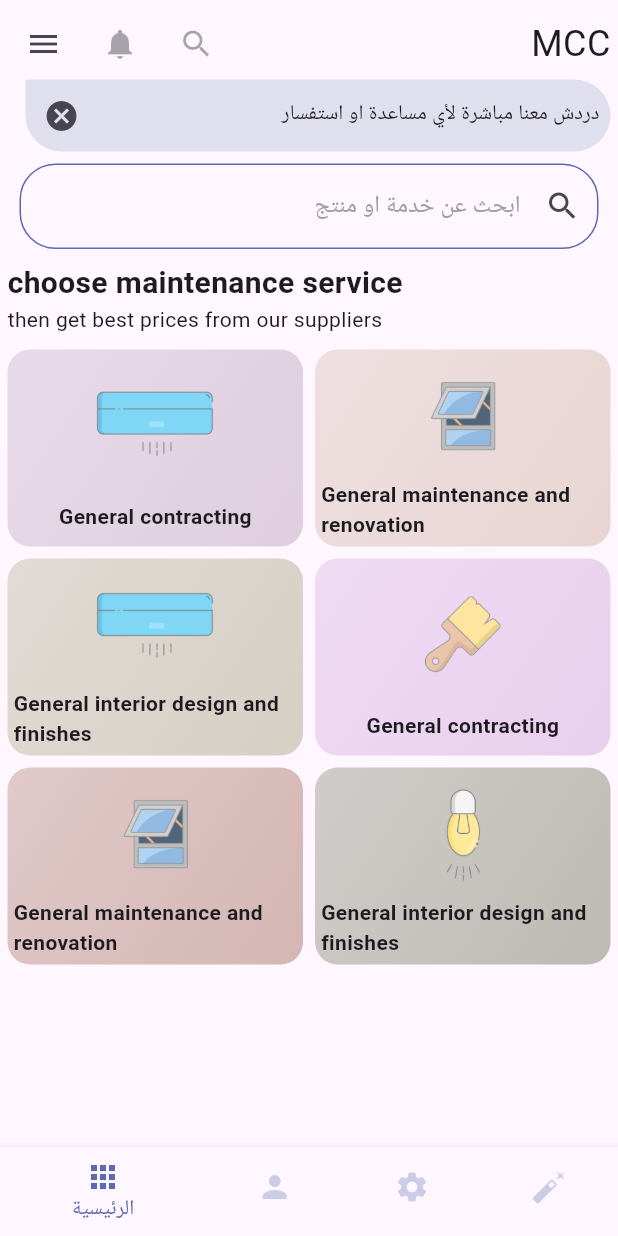
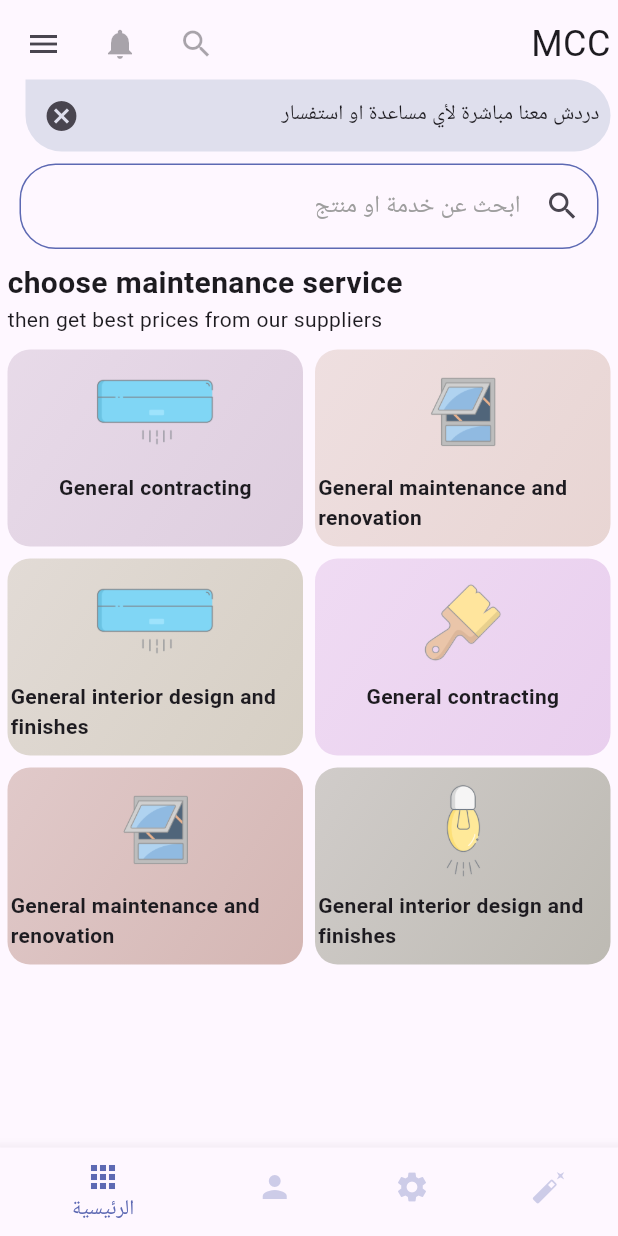
Before and after one commit to OmarWagih95/mcc24, a Flutter app: the mainpage screen opened by its route, on a phone screen of 412 x 824 dp. Run offline on Flutter 3.47's test engine with Material 3 defaults, Android fonts, the phone set to English and light mode, and no system bars; our stand-ins replace equatable, firebase_core, flutter_bloc, flutter_screenutil; accounts and stored records are empty.

Commit message:
adding files & change color file with related screens

```diff
--- a/lib/constants/colors.dart
+++ b/lib/constants/colors.dart
@@ -1,11 +1,18 @@
-import 'dart:ui';
+import 'package:flutter/material.dart';
 
-class AppColors{
-  static final Color textColor1= Color(0xFF989acd);
+class ColorsManager {
+  static final Color textColor1 = Color(0xFF989acd);
   static final Color textColor2 = Color(0xFF878593);
-  static final Color bigTextColor=Color(0xFF2e2e31);
-  static final Color mainColor= Color(0xFF5d69b3);
+  static final Color bigTextColor = Color(0xFF2e2e31);
+  static final Color mainColor = Color(0xFF5d69b3);
   static final Color starColor = Color(0xFFe7bb4e);
   static final Color mainTextColor = Color(0xFFababad);
   static final Color buttonBackground = Color(0xFFf1f1f9);
+  static const Color mainBlue = Color(0xff247CFF);
+  static const Color secondryBlue = Color(0xff247CFF);
+  static const Color darkBlue = Color(0xff242424);
+  static const Color gray = Colors.grey;
+  static const Color lightGray = Color(0xffEDEDED);
+  static const Color lighterGray = Color(0xffFAFAFB);
+  static const Color darkGray = Color(0xffC2C2C2);
 }
--- a/lib/views/OnbordingPage.dart
+++ b/lib/views/OnbordingPage.dart
@@ -106,7 +106,7 @@ class _welcomState extends State<onboardingPage> {
                                     style: ButtonStyle(
                                         backgroundColor:
                                             MaterialStatePropertyAll(
-                                                AppColors.mainColor)),
+                                                ColorsManager.mainColor)),
                                     onPressed: () {
                                       Navigator.pushNamed(
                                           context, '${Routes.mainPage}');
--- a/lib/views/navpages/main_page.dart
+++ b/lib/views/navpages/main_page.dart
@@ -30,8 +30,8 @@ class _mainpageState extends State<mainpage> {
     return Scaffold(
         bottomNavigationBar: BottomNavigationBar(
             type: BottomNavigationBarType.shifting,
-            selectedItemColor: AppColors.mainColor,
-            unselectedItemColor: AppColors.mainColor.withOpacity(.3),
+            selectedItemColor: ColorsManager.mainColor,
+            unselectedItemColor: ColorsManager.mainColor.withOpacity(.3),
             currentIndex: Currindx,
             onTap: (e) => ontap(e),
             items: [
--- a/lib/widgets/Dots.dart
+++ b/lib/widgets/Dots.dart
@@ -20,8 +20,8 @@ class Dots extends StatelessWidget {
                   decoration: BoxDecoration(
                       borderRadius: BorderRadius.circular(8),
                       color: (Pageindex == index)
-                          ? AppColors.mainColor
-                          : AppColors.mainColor.withOpacity(0.3)),
+                          ? ColorsManager.mainColor
+                          : ColorsManager.mainColor.withOpacity(0.3)),
                 )))
       ],
     );
--- a/lib/widgets/Mybutton.dart
+++ b/lib/widgets/Mybutton.dart
@@ -23,7 +23,7 @@ class Mybutton extends StatelessWidget {
           width: (!extended) ? 80 : 250,
           decoration: BoxDecoration(
             borderRadius: BorderRadius.all(Radius.circular(20)),
-            color: AppColors.mainColor,
+            color: ColorsManager.mainColor,
           ),
           child: Padding(
               padding: EdgeInsets.all(0),
--- a/lib/widgets/category_item.dart
+++ b/lib/widgets/category_item.dart
@@ -32,7 +32,7 @@ class categoryItem extends StatelessWidget {
       child: Container(
         foregroundDecoration: BoxDecoration(),
         padding: EdgeInsets.all(
-            4), ////need to changed with better code for text size
+            2), ////need to changed with better code for text size
         decoration: BoxDecoration(
             gradient: LinearGradient(
                 colors: [color.withOpacity(0.7), color],
@@ -40,7 +40,7 @@ class categoryItem extends StatelessWidget {
                 end: Alignment.bottomRight),
             borderRadius: BorderRadius.circular(15)),
         child: Column(
-          mainAxisAlignment: MainAxisAlignment.spaceAround,
+          // mainAxisAlignment: MainAxisAlignment.spaceAround,
           children: [
             Image.asset(
               Logoimg,
--- a/lib/widgets/homePageHelperWidgets.dart
+++ b/lib/widgets/homePageHelperWidgets.dart
@@ -27,12 +27,12 @@ class searchbar extends StatelessWidget {
         decoration: InputDecoration(
             enabledBorder: OutlineInputBorder(
                 borderRadius: BorderRadius.circular(24),
-                borderSide: BorderSide(color: AppColors.mainColor)),
+                borderSide: BorderSide(color: ColorsManager.mainColor)),
             focusedBorder: OutlineInputBorder(
                 borderRadius: BorderRadius.circular(24),
-                borderSide: BorderSide(color: AppColors.starColor)),
+                borderSide: BorderSide(color: ColorsManager.starColor)),
             border: OutlineInputBorder(
-                borderSide: BorderSide(color: AppColors.mainColor)),
+                borderSide: BorderSide(color: ColorsManager.mainColor)),
             suffixIcon: IconButton(onPressed: null, icon: Icon(Icons.search)),
             hintText: " ابحث عن خدمة او منتج ",
             hintStyle: TextStyle(
```
Also changed, not shown: lib/helpers/spacing.dart (added, +14 -0 lines), lib/styles/Styles.dart (added, +50 -0 lines), lib/widgets/textformfield.dart (added, +48 -0 lines).
